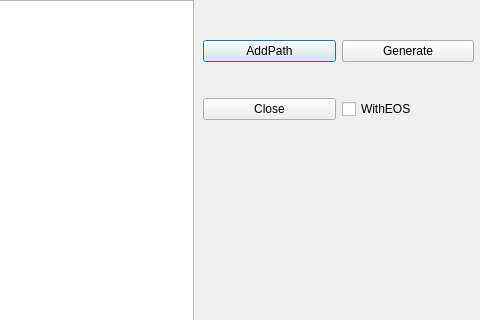
Old version of the form GenerateXML/GUI/MainDialog.ui in the repository ant-sir/learning; both pictures show x 367 to 847 and y 0 to 320 of the 847 by 562 pixel window.
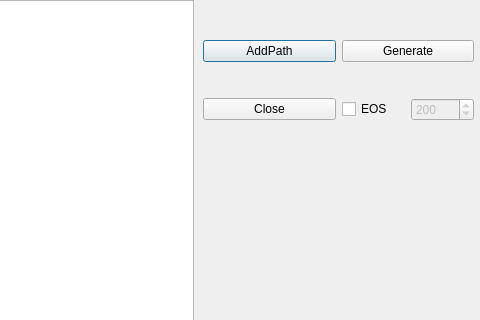
New version of the form.

```diff
--- a/GenerateXML/GUI/MainDialog.ui
+++ b/GenerateXML/GUI/MainDialog.ui
@@ -58,11 +58,31 @@
      </widget>
     </item>
     <item row="2" column="1">
+     <layout class="QHBoxLayout" name="horizontalLayout">
+      <item>
      <widget class="QCheckBox" name="checkBox_WithEOS">
       <property name="text">
-       <string>WithEOS</string>
-      </property>
-     </widget>
+         <string>EOS</string>
+        </property>
+       </widget>
+      </item>
+      <item>
+       <widget class="QSpinBox" name="spinBox">
+        <property name="enabled">
+         <bool>false</bool>
+        </property>
+        <property name="acceptDrops">
+         <bool>false</bool>
+        </property>
+        <property name="maximum">
+         <number>10000</number>
+        </property>
+        <property name="value">
+         <number>200</number>
+        </property>
+       </widget>
+      </item>
+     </layout>
     </item>
    </layout>
   </widget>
```
Lines whose indentation alone changed are shown as unchanged.
